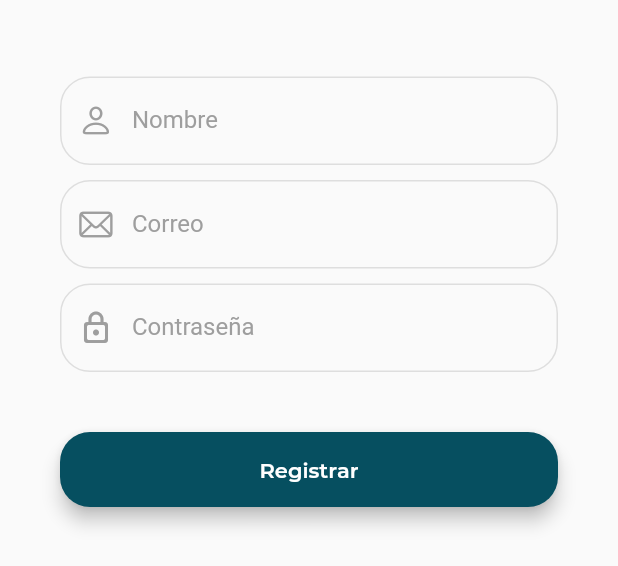
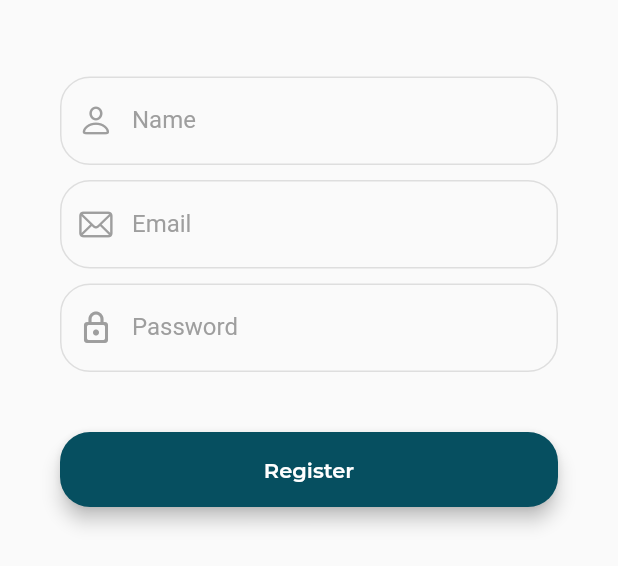
Before and after one commit to vmgarciahurtado/todo-app, a Flutter app: the RegisterView widget shown alone on an empty page, opened directly, on a phone screen of 412 x 824 dp. Shown: the part 399-965 px from the top of the screen. Run offline on Flutter 3.47's test engine with Material 2 defaults, Android fonts, the phone set to English and light mode, and no system bars; our stand-ins replace dio, email_validator, flutter_spinkit, get, get_storage; accounts and stored records are empty.

Commit message:
complete login and register page

```diff
--- a/lib/presentation/register/view/register.dart
+++ b/lib/presentation/register/view/register.dart
@@ -41,18 +41,18 @@ class RegisterView extends StatelessWidget {
                   autovalidateMode: AutovalidateMode.onUserInteraction,
                   validator: (value) {
                     if (value == null || value.isEmpty) {
-                      return 'Ingrese su nombre';
+                      return 'Enter your name';
                     }
                     if (value.length < 3) {
-                      return 'Nombre invalido';
+                      return 'Invalid name';
                     }
                     return null;
                   },
                   onChanged: (value) => viewModel.name = value,
                   style: const TextStyle(color: Colors.grey),
                   decoration: CustomInput.roundedInputDecoration(
-                      hint: 'Ingrese su nombre',
-                      label: 'Nombre',
+                      hint: 'Enter your name',
+                      label: 'Name',
                       icon: CupertinoIcons.person),
                 ),
                 const SizedBox(
@@ -62,15 +62,15 @@ class RegisterView extends StatelessWidget {
                   autovalidateMode: AutovalidateMode.onUserInteraction,
                   validator: (value) {
                     if (!EmailValidator.validate(value ?? '')) {
-                      return 'Email invalido';
+                      return 'Invalid email';
                     }
                     return null;
                   },
                   onChanged: (value) => viewModel.email = value,
                   style: const TextStyle(color: Colors.grey),
                   decoration: CustomInput.roundedInputDecoration(
-                      hint: 'Ingrese su correo',
-                      label: 'Correo',
+                      hint: 'Enter your email',
+                      label: 'Email',
                       icon: CupertinoIcons.mail),
                 ),
                 const SizedBox(
@@ -81,11 +81,11 @@ class RegisterView extends StatelessWidget {
                   onChanged: (value) => viewModel.password = value,
                   validator: (value) {
                     if (value == null || value.isEmpty) {
-                      return 'Ingrese su contraseña';
+                      return 'Enter your password';
                     }
 
                     if (value.length < 6) {
-                      return 'La contraseña debe tener al menos 6 caracteres';
+                      return 'Password must be at least 6 characters';
                     }
 
                     return null;
@@ -94,7 +94,7 @@ class RegisterView extends StatelessWidget {
                   style: const TextStyle(color: Colors.grey),
                   decoration: CustomInput.roundedInputDecoration(
                       hint: '**********',
-                      label: 'Contraseña',
+                      label: 'Password',
                       icon: Icons.lock_outline_rounded),
                 ),
                 const SizedBox(
@@ -107,7 +107,7 @@ class RegisterView extends StatelessWidget {
                         onPressed: () {
                           viewModel.validateForm();
                         },
-                        text: 'Registrar',
+                        text: 'Register',
                         backgroundColor: Colores.primaryColor,
                       ),
                     ),
--- a/lib/presentation/splash/view_model/view_model.dart
+++ b/lib/presentation/splash/view_model/view_model.dart
@@ -2,7 +2,6 @@ import 'package:get/get.dart';
 import 'package:get_storage/get_storage.dart';
 import 'package:todo_app/presentation/home/view/home.dart';
 import 'package:todo_app/presentation/auth/view/auth.dart';
-import 'package:todo_app/presentation/register/view/register.dart';
 
 class SplashViewModel {
   final storage = GetStorage();
@@ -11,8 +10,7 @@ class SplashViewModel {
     if (storage.hasData('auth')) {
       Get.offAll(() => HomeView());
     } else {
-      //Get.offAll(() => AuthView());
-      Get.offAll(() => RegisterView());
+      Get.offAll(() => AuthView());
     }
   }
 }
```
Also changed, not shown: lib/infrastructure/auth/auth_repository_http.dart (+9 -3 lines), lib/presentation/auth/view/auth.dart (+78 -3 lines), lib/presentation/auth/view_model/view_model.dart (+17 -1 lines), lib/presentation/register/view_model/view_model.dart (+12 -1 lines).
